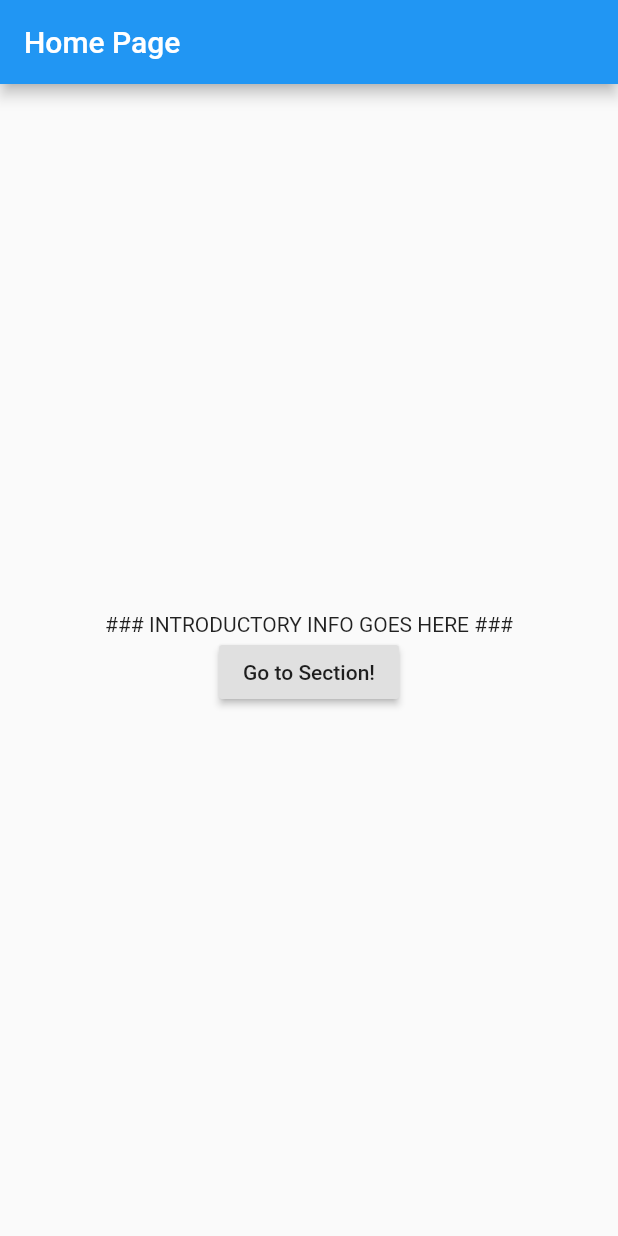
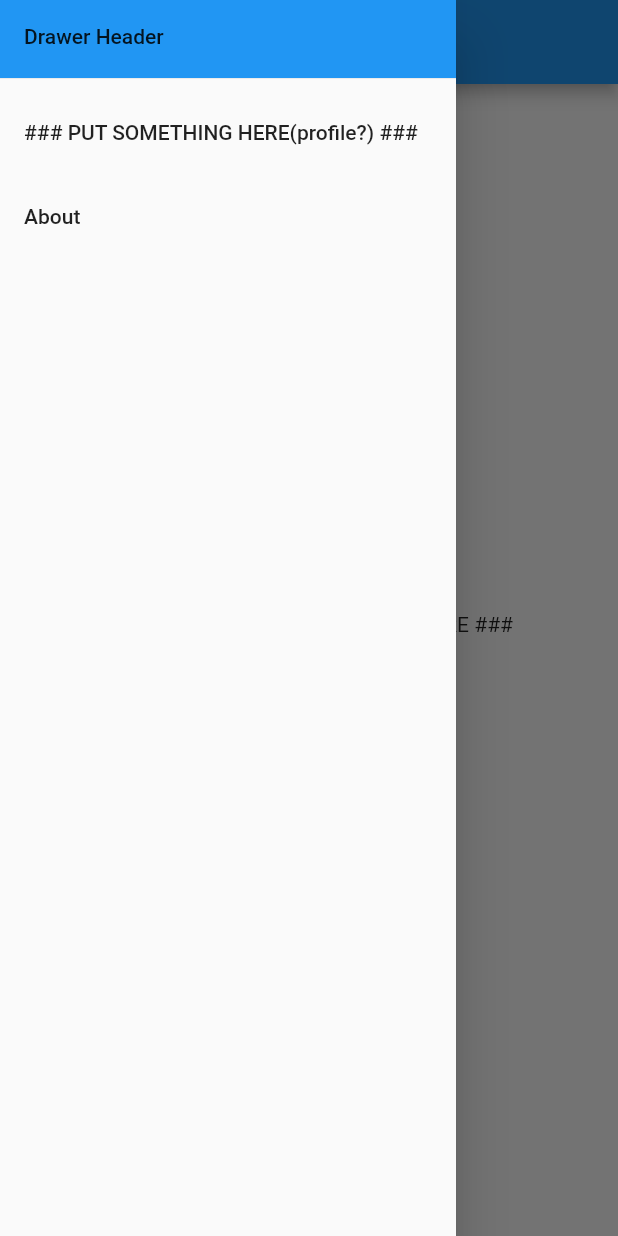
Before and after one commit to FishermanVan/Buffer-like-Buffet-HackMit-2020-, a Flutter app: the screen it shows after launch, with the side drawer open (before the commit the screen has no drawer), on a phone screen of 412 x 824 dp. Run offline on Flutter 3.47's test engine with Material 2 defaults, Android fonts, the phone set to English and light mode, and no system bars.

Commit message:
added drawer

```diff
--- a/HackMit/lib/main.dart
+++ b/HackMit/lib/main.dart
@@ -29,8 +29,86 @@ class MyApp extends StatelessWidget {
          // overflow: TextOverflow.ellipsis,
          //style: TextStyle(fontWeight: FontWeight.bold),
          ),
+      ),
+      drawer: Drawer(
+        child: ListView(
+          padding: EdgeInsets.zero,
+          children: <Widget>[
+            Container(
+            height: 60.0,
+            child: DrawerHeader(
+              child: Text('Drawer Header'),
+              decoration: BoxDecoration(
+                color: Colors.blue,
+
+              ),
+           ),
+            ),
+
+          ListTile(
+              title: Text('### PUT SOMETHING HERE(profile?) ###'),
+              onTap: () {
+                Navigator.of(context).push(_createRouteProfile());
+
+
+              },
+          ),
+          ListTile(
+              title: Text('About'),
+              onTap: () {
+                Navigator.of(context).push(_createRouteAbout());
+
+
+              },
+          ),
+          ],
+      ),
       )
       //),
+    );
+  }
+}
+
+Route _createRouteProfile() {
+  return PageRouteBuilder(
+    pageBuilder: (context, animation, secondaryAnimation) => ProfilePage(),
+    transitionsBuilder: (context, animation, secondaryAnimation, child) {
+      return child;
+    },
+  );
+}
+
+class ProfilePage extends StatelessWidget {
+     Widget build(BuildContext context) {
+    return Scaffold(
+      appBar: AppBar(
+        title:Text('Profile'),
+      ),
+      body: Center(
+        child: Text('### INFO ABOUT PROFILE GOES HERE ###'),
+      ),
+    );
+  }
+}
+
+Route _createRouteAbout() {
+  return PageRouteBuilder(
+    pageBuilder: (context, animation, secondaryAnimation) => AboutPage(),
+    transitionsBuilder: (context, animation, secondaryAnimation, child) {
+      return child;
+    },
+  );
+}
+
+class AboutPage extends StatelessWidget {
+     Widget build(BuildContext context) {
+    return Scaffold(
+      appBar: AppBar(
+        title:Text('About'),
+      ),
+      body: Center(
+        child: Text('### INFO ABOUT US GOES HERE ###'),
+      ),
     );
   }
 }
@@ -93,7 +171,7 @@ class TopicsPage extends StatelessWidget { //The page where user selects differn
   );
 
  Widget _buildList() => ListView(
-        children: [
+        children: []
       );
 
 ListTile _tile(String title, String subtitle, IconData icon) => ListTile(
```
